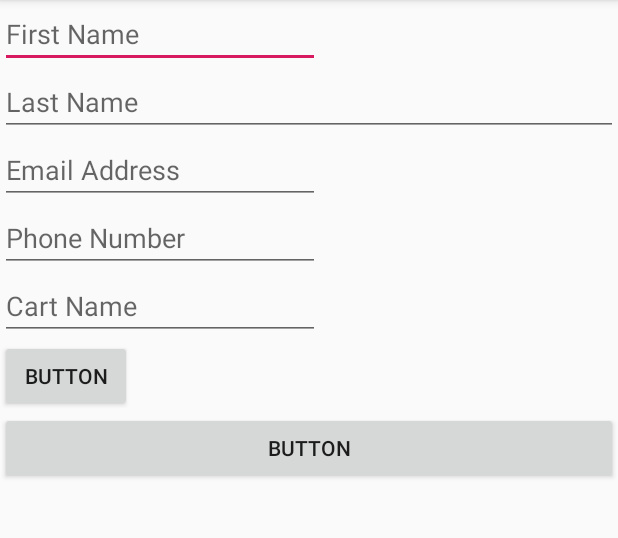
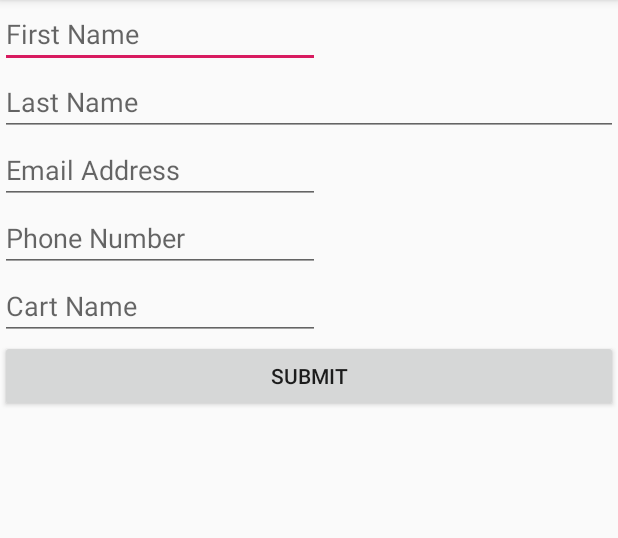
Before and after one commit to elotero/Elotero-App-Android, an Android app: the RegisterScreen screen opened directly, with no data from a screen before it, on a phone screen of 412 x 824 dp, the part 84-622 px from its top. Run offline under Robolectric (Android 15) with nearby library versions, the phone set to English and light mode, and no system bars; our stand-ins replace Firebase (no records; nobody signed in at launch, a user with empty details on screens opened directly).

```diff
--- a/app/build.gradle
+++ b/app/build.gradle
@@ -14,7 +14,7 @@ android {
         versionCode 1
         versionName "1.0"
         testInstrumentationRunner "androidx.test.runner.AndroidJUnitRunner"
-        buildConfigField("String", "API_KEY", apikeyProperties['API_KEY'])
+        resValue("string", "API_KEY", apikeyProperties['API_KEY'])
     }
     buildTypes {
         release {
--- a/app/src/debug/res/values/google_maps_api.xml
+++ b/app/src/debug/res/values/google_maps_api.xml
@@ -20,5 +20,5 @@
     Once you have your key (it starts with "AIza"), replace the "google_maps_key"
     string in this file.
     -->
-    <string name="google_maps_key" templateMergeStrategy="preserve" translatable="false"></string>
+    <string name="google_maps_key" templateMergeStrategy="preserve" translatable="false" value = "@string/API_KEY"></string>
 </resources>
--- a/app/src/main/AndroidManifest.xml
+++ b/app/src/main/AndroidManifest.xml
@@ -27,7 +27,7 @@
         -->
         <meta-data
             android:name="com.google.android.geo.API_KEY"
-            android:value="@string/google_maps_key" />
+            android:value="@string/API_KEY" />
 
         <activity
             android:name=".Activities.MapsActivity"
--- a/app/src/main/java/com/example/Elotero/Utils/FirebaseManager.java
+++ b/app/src/main/java/com/example/Elotero/Utils/FirebaseManager.java
@@ -15,7 +15,8 @@ public class FirebaseManager {
 
     private DatabaseReference dbRef;
     public FirebaseManager(){
-        dbRef = FirebaseDatabase.getInstance().getReference();
+        FirebaseDatabase database = FirebaseDatabase.getInstance();
+        dbRef = database.getReference();
     }
 
     public void addVendor(Vendor vendor) throws JSONException {
--- a/app/src/main/res/layout/activity_register_screen.xml
+++ b/app/src/main/res/layout/activity_register_screen.xml
@@ -47,14 +47,8 @@
         android:inputType="textPersonName" />
 
     <Button
-        android:id="@+id/submitButton"
-        android:layout_width="wrap_content"
-        android:layout_height="wrap_content"
-        android:text="Button" />
-
-    <Button
         android:id="@+id/authButton"
         android:layout_width="match_parent"
         android:layout_height="wrap_content"
-        android:text="Button" />
+        android:text="Submit" />
 </LinearLayout>
```
Also changed, not shown: app/src/main/java/com/example/Elotero/models/Vendor.java (+48 -4 lines).
